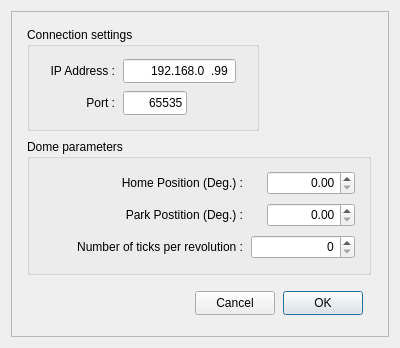
Qt form S7PLC.ui (rpineau/S7PLC) before a commit.
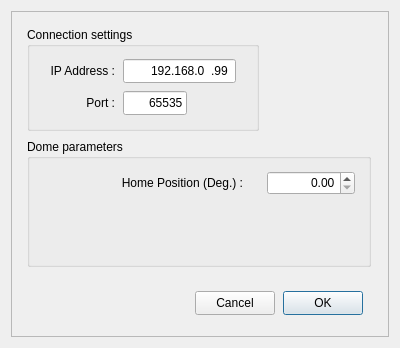
The same form after that commit. Custom widgets are drawn as their Qt base class.

```diff
--- a/S7PLC.ui
+++ b/S7PLC.ui
@@ -167,7 +167,7 @@
         <x>16</x>
         <y>128</y>
         <width>344</width>
-        <height>136</height>
+        <height>128</height>
        </rect>
       </property>
       <property name="title">
@@ -205,70 +205,6 @@
         <double>359.990000000000009</double>
        </property>
       </widget>
-      <widget class="QLabel" name="label_3">
-       <property name="geometry">
-        <rect>
-         <x>72</x>
-         <y>64</y>
-         <width>144</width>
-         <height>24</height>
-        </rect>
-       </property>
-       <property name="text">
-        <string>Park Postition (Deg.) :</string>
-       </property>
-       <property name="alignment">
-        <set>Qt::AlignRight|Qt::AlignTrailing|Qt::AlignVCenter</set>
-       </property>
-      </widget>
-      <widget class="QDoubleSpinBox" name="parkPosition">
-       <property name="geometry">
-        <rect>
-         <x>240</x>
-         <y>64</y>
-         <width>88</width>
-         <height>24</height>
-        </rect>
-       </property>
-       <property name="alignment">
-        <set>Qt::AlignRight|Qt::AlignTrailing|Qt::AlignVCenter</set>
-       </property>
-       <property name="maximum">
-        <double>359.990000000000009</double>
-       </property>
-      </widget>
-      <widget class="QSpinBox" name="ticksPerRev">
-       <property name="geometry">
-        <rect>
-         <x>224</x>
-         <y>96</y>
-         <width>104</width>
-         <height>24</height>
-        </rect>
-       </property>
-       <property name="alignment">
-        <set>Qt::AlignRight|Qt::AlignTrailing|Qt::AlignVCenter</set>
-       </property>
-       <property name="maximum">
-        <number>999999999</number>
-       </property>
-      </widget>
-      <widget class="QLabel" name="label_4">
-       <property name="geometry">
-        <rect>
-         <x>16</x>
-         <y>96</y>
-         <width>200</width>
-         <height>24</height>
-        </rect>
-       </property>
-       <property name="text">
-        <string>Number of ticks per revolution :</string>
-       </property>
-       <property name="alignment">
-        <set>Qt::AlignRight|Qt::AlignTrailing|Qt::AlignVCenter</set>
-       </property>
-      </widget>
      </widget>
     </widget>
    </item>
```
